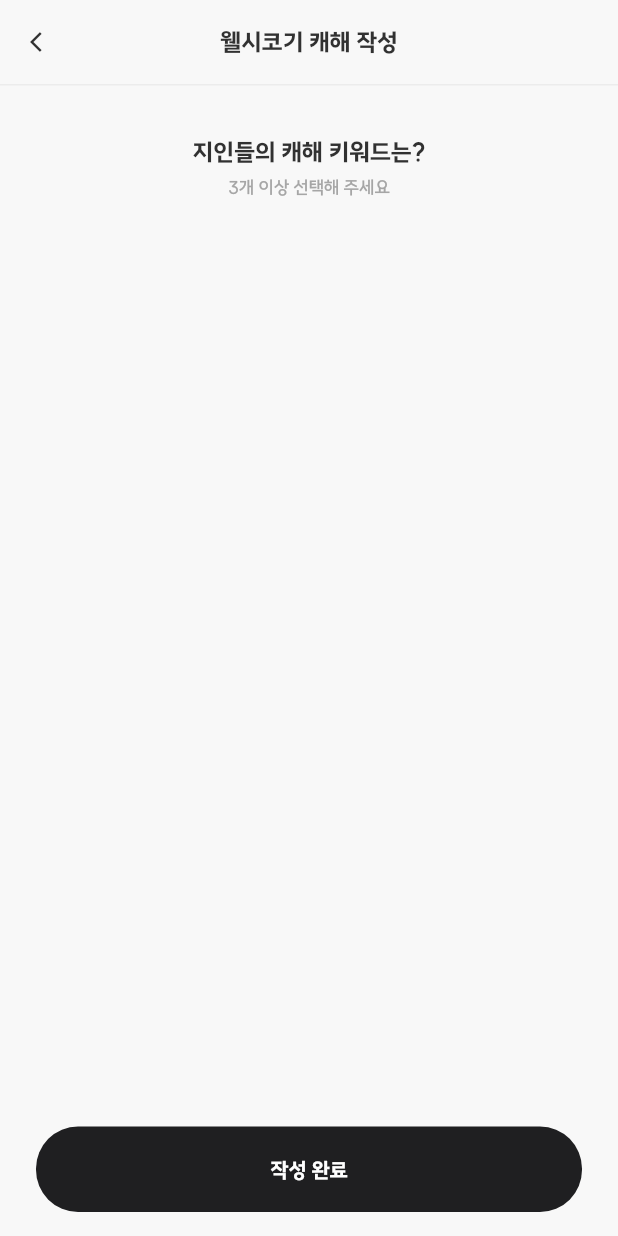
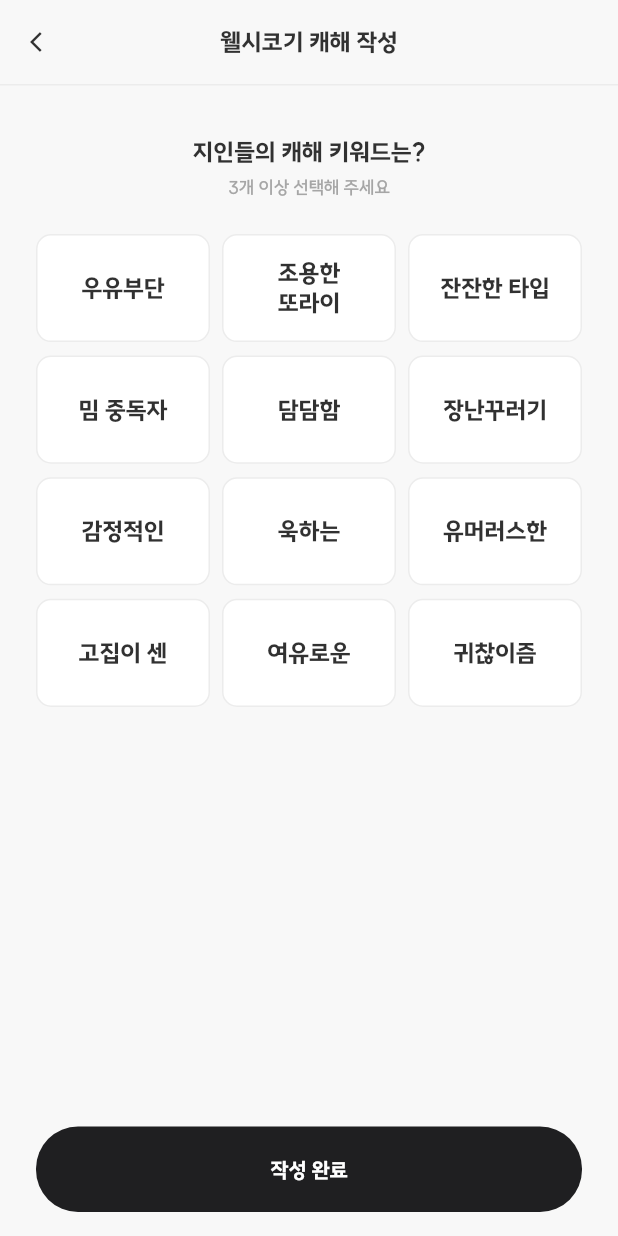
Before and after one commit to Ingan121/GDSC-OC-MOBILE-WEEK7, a Flutter app: the screen it shows after launch, after a tap on "캐해 작성하기", on a phone screen of 412 x 824 dp. Run offline on Flutter 3.47's test engine with Material 2 defaults, Android fonts, the phone set to English and light mode, and no system bars.

Commit message:
Initial commit

```diff
--- a/lib/view/home_page.dart
+++ b/lib/view/home_page.dart
@@ -3,6 +3,8 @@ import 'package:week7/common/const/text.dart';
 import 'package:week7/component/keyword_box.dart';
 import 'package:week7/component/rounded_button.dart';
 import 'package:week7/view/write_page.dart';
+
+import 'image_page.dart';
 
 class HomePage extends StatelessWidget {
   HomePage({super.key});
@@ -63,6 +65,21 @@ class HomePage extends StatelessWidget {
                 KeywordBox(
                   keyword: "우유부단",
                 ),
+                KeywordBox(
+                  keyword: "밈중독자",
+                ),
+                KeywordBox(
+                  keyword: "담담함",
+                ),
+                KeywordBox(
+                  keyword: "조용한 또라이",
+                ),
+                KeywordBox(
+                  keyword: "장난꾸러기",
+                ),
+                KeywordBox(
+                  keyword: "잔잔한 타입",
+                ),
               ],
             ),
             const SizedBox(
@@ -91,7 +108,28 @@ class HomePage extends StatelessWidget {
               ),
               itemBuilder: (context, index) {
                 // TODO 이미지를 화면에 보여 주세요.
-                return const SizedBox.shrink();
+                return GestureDetector(
+                  child: ClipRRect(
+                    borderRadius: BorderRadius.circular(10),
+                    child: AspectRatio(
+                      aspectRatio: 1,
+                      child: Image.asset(
+                        "assets/images/${images[index]}",
+                        fit: BoxFit.cover,
+                      ),
+                    ),
+                  ),
+                  onTap: () {
+                    Navigator.push(
+                      context,
+                      MaterialPageRoute(
+                        builder: (context) => ImagePage(
+                          imageUrl: images[index],
+                        ),
+                      ),
+                    );
+                  },
+                );
               },
             ),
           ],
--- a/lib/view/write_page.dart
+++ b/lib/view/write_page.dart
@@ -24,6 +24,7 @@ class _WritePageState extends State<WritePage> {
     "여유로운",
     "귀찮이즘",
   ];
+  List<bool> selected = List.filled(12, false);
 
   @override
   Widget build(BuildContext context) {
@@ -90,6 +91,51 @@ class _WritePageState extends State<WritePage> {
           ),
           const SizedBox(height: 24),
           // TODO GridView.builder를 활용해 보세요.
+          GridView.builder(
+            primary: false,
+            shrinkWrap: true,
+            itemCount: keywords.length,
+            gridDelegate: const SliverGridDelegateWithFixedCrossAxisCount(
+              crossAxisCount: 3, // 하나의 행에 보여 줄 아이템의 개수
+              childAspectRatio: 103 / 64, // 아이템의 가로, 세로 비율
+              mainAxisSpacing: 9, // 수평 빈 공간
+              crossAxisSpacing: 8, // 수직 빈 공간
+            ),
+            itemBuilder: (context, index) {
+              return GestureDetector(
+                child: Container(
+                  child: Column(
+                    crossAxisAlignment: CrossAxisAlignment.center,
+                    mainAxisAlignment: MainAxisAlignment.center,
+                    children: [
+                      Text(
+                        "${keywords[index]}",
+                        style: TextStyle(
+                          fontSize: 16,
+                          fontWeight: W900,
+                          color: Color(0xFF313131),
+                        ),
+                      ),
+                    ],
+                  ),
+                  decoration: BoxDecoration(
+                    border: Border.all(
+                        color: selected[index]
+                            ? Color(0xFF313131)
+                            : Color(0xFFECECEC),
+                        width: 1),
+                    borderRadius: BorderRadius.circular(10),
+                    color: Color(0xFFFFFFFF),
+                  ),
+                ),
+                onTap: () {
+                  setState(() {
+                    selected[index] = !selected[index];
+                  });
+                },
+              );
+            },
+          ),
         ],
       ),
       floatingActionButton: Container(
@@ -97,6 +143,7 @@ class _WritePageState extends State<WritePage> {
         child: RoundedButton(
           onTap: () {
             // TODO Navigator를 이용해 뒤로 가는 법을 활용해 보세요.
+            Navigator.pop(context);
           },
           text: "작성 완료",
         ),
```
Also changed, not shown: lib/view/image_page.dart (added, +23 -0 lines), screenshot.png (added), 1 other file.
